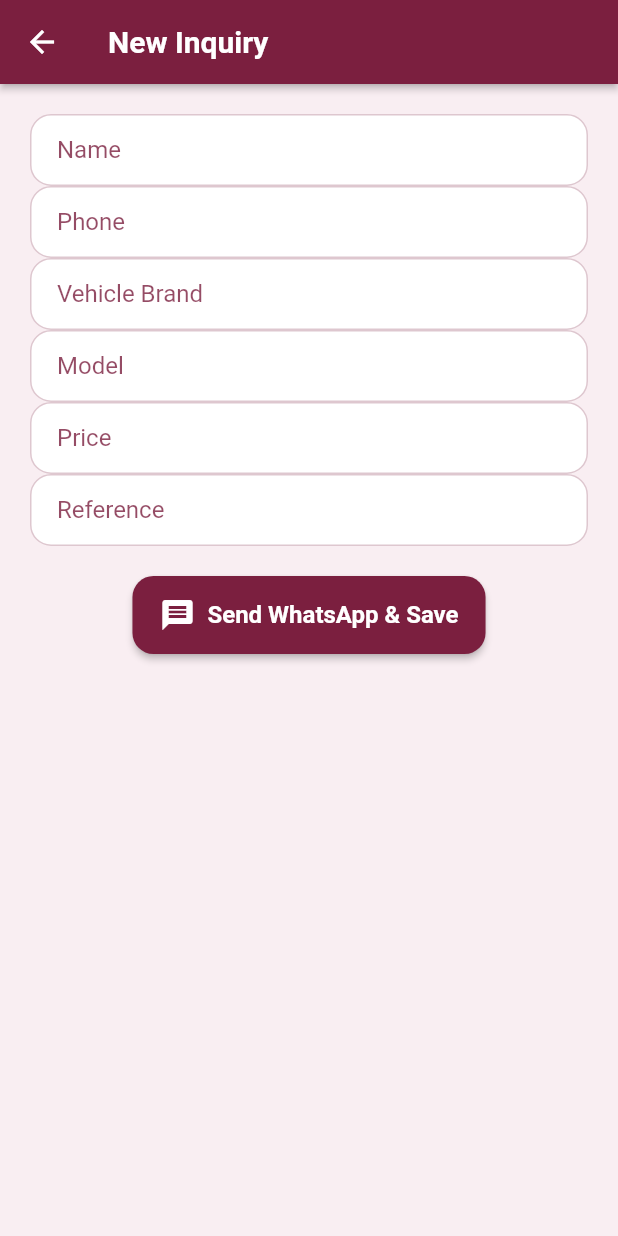
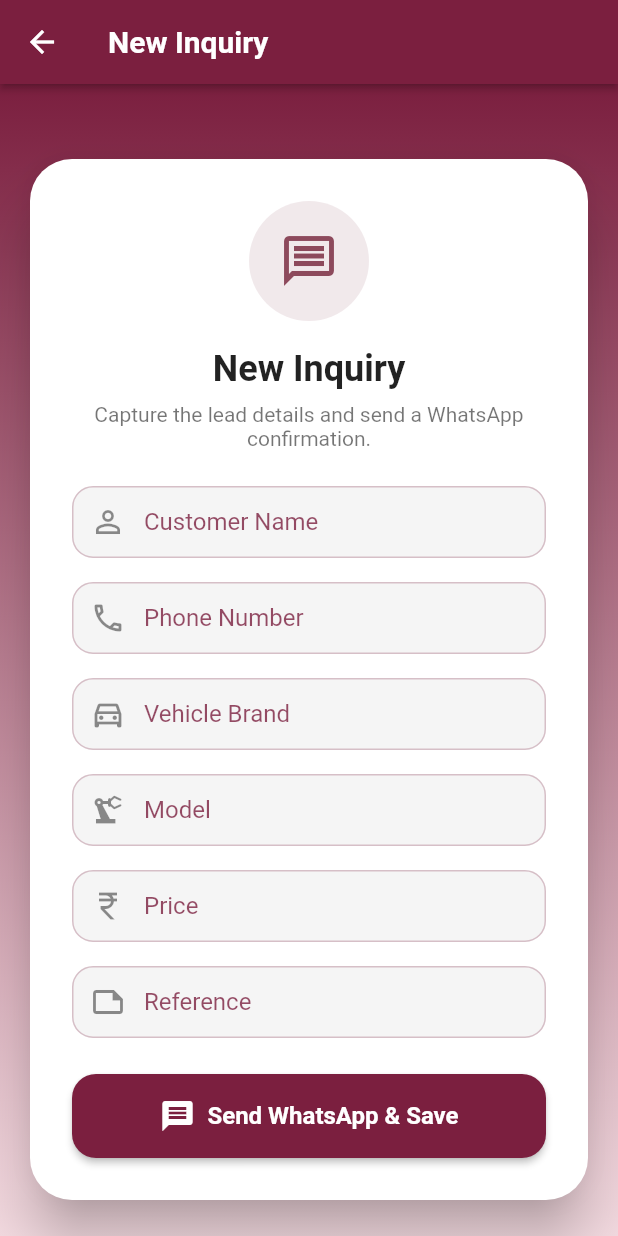
Before and after one commit to ChhabiJ02/Jiten-Auto-Finance, a Flutter app: the StaffDashboard screen opened directly, after a tap on the "add" icon, on a phone screen of 412 x 824 dp. Run offline on Flutter 3.47's test engine with Material 3 defaults, Android fonts, the phone set to English and light mode, and no system bars; our stand-ins replace cloud_firestore, firebase_auth, firebase_core; accounts and stored records are empty; network calls fail.

Commit message:
phase 1 Done

```diff
--- a/lib/main.dart
+++ b/lib/main.dart
@@ -18,6 +18,7 @@ class MyApp extends StatelessWidget {
     const backgroundColor = Color(0xFFF9EEF2);
 
     return MaterialApp(
+      title: 'JitenAuto',
       debugShowCheckedModeBanner: false,
       theme: ThemeData(
         useMaterial3: false,
--- a/lib/services/screens/staff/add_inquiry_screen.dart
+++ b/lib/services/screens/staff/add_inquiry_screen.dart
@@ -59,7 +59,7 @@ class _AddInquiryScreenState extends State<AddInquiryScreen> {
     }
 
     final message = "Thank you $name 🙏\n"
-        "For your inquiry at Jiten Auto.\n"
+        "For your inquiry at JitenAuto.\n"
         "Vehicle: $brand $model\n"
         "Price: ₹$price\n"
         "Date: ${selectedDate.toString().split(' ')[0]}";
@@ -145,27 +145,161 @@ class _AddInquiryScreenState extends State<AddInquiryScreen> {
 
   @override
   Widget build(BuildContext context) {
+    final theme = Theme.of(context);
+
     return Scaffold(
       appBar: AppBar(title: const Text("New Inquiry")),
-      body: SingleChildScrollView(
-        padding: const EdgeInsets.all(20),
-        child: Column(
-          children: [
-            TextField(controller: nameController, decoration: const InputDecoration(labelText: "Name")),
-            TextField(controller: phoneController, decoration: const InputDecoration(labelText: "Phone")),
-            TextField(controller: brandController, decoration: const InputDecoration(labelText: "Vehicle Brand")),
-            TextField(controller: modelController, decoration: const InputDecoration(labelText: "Model")),
-            TextField(controller: priceController, decoration: const InputDecoration(labelText: "Price")),
-            TextField(controller: referenceController, decoration: const InputDecoration(labelText: "Reference")),
-
-            const SizedBox(height: 20),
-
-            ElevatedButton.icon(
-              onPressed: sendWhatsAppAndSave,
-              icon: const Icon(Icons.message),
-              label: const Text("Send WhatsApp & Save"),
-            )
-          ],
+      body: Container(
+        decoration: const BoxDecoration(
+          gradient: LinearGradient(
+            begin: Alignment.topCenter,
+            end: Alignment.bottomCenter,
+            colors: [Color(0xFF7B1F3F), Color(0xFFF4DBE1)],
+          ),
+        ),
+        child: Center(
+          child: SingleChildScrollView(
+            padding: const EdgeInsets.symmetric(horizontal: 20, vertical: 40),
+            child: ConstrainedBox(
+              constraints: const BoxConstraints(maxWidth: 520),
+              child: Card(
+                elevation: 16,
+                shape: RoundedRectangleBorder(borderRadius: BorderRadius.circular(28)),
+                color: Colors.white,
+                child: Padding(
+                  padding: const EdgeInsets.all(28),
+                  child: Column(
+                    mainAxisSize: MainAxisSize.min,
+                    children: [
+                      Container(
+                        height: 80,
+                        width: 80,
+                        decoration: BoxDecoration(
+                          color: theme.colorScheme.primary.withOpacity(0.12),
+                          shape: BoxShape.circle,
+                        ),
+                        child: Icon(
+                          Icons.message_outlined,
+                          color: theme.colorScheme.primary,
+                          size: 40,
+                        ),
+                      ),
+                      const SizedBox(height: 18),
+                      Text(
+                        "New Inquiry",
+                        style: theme.textTheme.headlineSmall?.copyWith(fontWeight: FontWeight.bold),
+                      ),
+                      const SizedBox(height: 8),
+                      Text(
+                        "Capture the lead details and send a WhatsApp confirmation.",
+                        textAlign: TextAlign.center,
+                        style: theme.textTheme.bodyMedium?.copyWith(color: Colors.black54),
+                      ),
+                      const SizedBox(height: 24),
+                      TextField(
+                        controller: nameController,
+                        decoration: InputDecoration(
+                          labelText: "Customer Name",
+                          prefixIcon: const Icon(Icons.person_outline),
+                          filled: true,
+                          fillColor: Colors.grey.shade100,
+                          border: OutlineInputBorder(
+                            borderRadius: BorderRadius.circular(16),
+                            borderSide: BorderSide.none,
+                          ),
+                        ),
+                      ),
+                      const SizedBox(height: 16),
+                      TextField(
+                        controller: phoneController,
+                        keyboardType: TextInputType.phone,
+                        decoration: InputDecoration(
+                          labelText: "Phone Number",
+                          prefixIcon: const Icon(Icons.phone_outlined),
+                          filled: true,
+                          fillColor: Colors.grey.shade100,
+                          border: OutlineInputBorder(
+                            borderRadius: BorderRadius.circular(16),
+                            borderSide: BorderSide.none,
+                          ),
+                        ),
+                      ),
+                      const SizedBox(height: 16),
+                      TextField(
+                        controller: brandController,
+                        decoration: InputDecoration(
+                          labelText: "Vehicle Brand",
+                          prefixIcon: const Icon(Icons.directions_car_outlined),
+                          filled: true,
+                          fillColor: Colors.grey.shade100,
+                          border: OutlineInputBorder(
+                            borderRadius: BorderRadius.circular(16),
+                            borderSide: BorderSide.none,
+                          ),
+                        ),
+                      ),
+                      const SizedBox(height: 16),
+                      TextField(
+                        controller: modelController,
+                        decoration: InputDecoration(
+                          labelText: "Model",
+                          prefixIcon: const Icon(Icons.precision_manufacturing),
+                          filled: true,
+                          fillColor: Colors.grey.shade100,
+                          border: OutlineInputBorder(
+                            borderRadius: BorderRadius.circular(16),
+                            borderSide: BorderSide.none,
+                          ),
+                        ),
+                      ),
+                      const SizedBox(height: 16),
+                      TextField(
+                        controller: priceController,
+                        keyboardType: TextInputType.number,
+                        decoration: InputDecoration(
+                          labelText: "Price",
+                          prefixIcon: const Icon(Icons.currency_rupee),
+                          filled: true,
+                          fillColor: Colors.grey.shade100,
+                          border: OutlineInputBorder(
+                            borderRadius: BorderRadius.circular(16),
+                            borderSide: BorderSide.none,
+                          ),
+                        ),
+                      ),
+                      const SizedBox(height: 16),
+                      TextField(
+                        controller: referenceController,
+                        decoration: InputDecoration(
+                          labelText: "Reference",
+                          prefixIcon: const Icon(Icons.note_outlined),
+                          filled: true,
+                          fillColor: Colors.grey.shade100,
+                          border: OutlineInputBorder(
+                            borderRadius: BorderRadius.circular(16),
+                            borderSide: BorderSide.none,
+                          ),
+                        ),
+                      ),
+                      const SizedBox(height: 24),
+                      SizedBox(
+                        width: double.infinity,
+                        child: ElevatedButton.icon(
+                          icon: const Icon(Icons.message),
+                          label: const Text("Send WhatsApp & Save"),
+                          style: ElevatedButton.styleFrom(
+                            padding: const EdgeInsets.symmetric(vertical: 16),
+                            shape: RoundedRectangleBorder(borderRadius: BorderRadius.circular(16)),
+                          ),
+                          onPressed: sendWhatsAppAndSave,
+                        ),
+                      ),
+                    ],
+                  ),
+                ),
+              ),
+            ),
+          ),
         ),
       ),
     );
--- a/lib/services/screens/staff/staff_dashboard.dart
+++ b/lib/services/screens/staff/staff_dashboard.dart
@@ -2,6 +2,7 @@ import 'package:flutter/material.dart';
 import 'package:firebase_auth/firebase_auth.dart';
 import 'package:cloud_firestore/cloud_firestore.dart';
 import 'add_inquiry_screen.dart';
+import 'edit_inquiry_screen.dart';
 
 class StaffDashboard extends StatelessWidget {
   @override
@@ -19,7 +20,7 @@ class StaffDashboard extends StatelessWidget {
         ],
       ),
 
-      body: StreamBuilder(
+      body: StreamBuilder<QuerySnapshot>(
         stream: FirebaseFirestore.instance
             .collection('inquiries')
             .where('createdBy', isEqualTo: user!.uid)
@@ -32,10 +33,34 @@ class StaffDashboard extends StatelessWidget {
           final data = snapshot.data!.docs;
 
           if (data.isEmpty) {
-            return const Center(child: Text("No inquiries yet"));
+            return Column(
+              mainAxisAlignment: MainAxisAlignment.center,
+              children: const [
+                Padding(
+                  padding: EdgeInsets.symmetric(horizontal: 16.0, vertical: 8.0),
+                  child: Text(
+                    "Your leads",
+                    style: TextStyle(fontSize: 24, fontWeight: FontWeight.bold),
+                  ),
+                ),
+                SizedBox(height: 16),
+                Center(child: Text("No inquiries yet")),
+              ],
+            );
           }
 
-          return ListView.builder(
+          return Column(
+            crossAxisAlignment: CrossAxisAlignment.start,
+            children: [
+              const Padding(
+                padding: EdgeInsets.symmetric(horizontal: 16.0, vertical: 16.0),
+                child: Text(
+                  "Your leads",
+                  style: TextStyle(fontSize: 24, fontWeight: FontWeight.bold),
+                ),
+              ),
+              Expanded(
+                child: ListView.builder(
                   itemCount: data.length,
                   itemBuilder: (context, index) {
                     final item = data[index];
@@ -47,27 +72,56 @@ class StaffDashboard extends StatelessWidget {
                         subtitle: Column(
                           crossAxisAlignment: CrossAxisAlignment.start,
                           children: [
-                      Text("📞 ${item['phone']}"),
-                      Text("🚗 ${item['brand']} ${item['model']}"),
-                      Text("💰 ₹${item['price']}"),
-                      Text("📅 Follow up: ${item['nextFollowUp'].toDate().toString().split(' ')[0]}"),
+                            Text(
+                              "📞 ${item['phone']}",
+                              style: const TextStyle(fontWeight: FontWeight.bold),
+                            ),
+                            Text(
+                              "🚗 ${item['brand']} ${item['model']}",
+                              style: const TextStyle(fontWeight: FontWeight.bold),
+                            ),
+                            Text(
+                              "💰 ₹${item['price']}",
+                              style: const TextStyle(fontWeight: FontWeight.bold),
+                            ),
+                            Text(
+                              "📅 Follow up: ${item['nextFollowUp'].toDate().toString().split(' ')[0]}",
+                              style: const TextStyle(fontWeight: FontWeight.bold),
+                            ),
                           ],
                         ),
+                        trailing: const Icon(Icons.edit),
+                        onTap: () {
+                          Navigator.push(
+                            context,
+                            MaterialPageRoute(
+                              builder: (_) => EditInquiryScreen(inquiry: item),
                             ),
                           );
                         },
+                      ),
+                    );
+                  },
+                ),
+              ),
+            ],
           );
         },
       ),
 
       floatingActionButton: FloatingActionButton(
+        backgroundColor: Theme.of(context).colorScheme.primary,
+        foregroundColor: Colors.white,
         onPressed: () {
           Navigator.push(
             context,
             MaterialPageRoute(builder: (_) => AddInquiryScreen()),
           );
         },
-        child: const Icon(Icons.add),
+        child: const Icon(
+          Icons.add,
+          size: 30,
+        ),
       ),
     );
   }
```
Also changed, not shown: lib/services/screens/admin/inquiry_list_screen.dart (+15 -5 lines), lib/services/screens/auth/login_screen.dart (+72 -18 lines), lib/services/screens/auth/register_screen.dart (+84 -26 lines), lib/services/screens/customer/customer_home_screen.dart (+5 -11 lines), lib/services/screens/staff/edit_inquiry_screen.dart (added, +202 -0 lines), firebase.json (added), lib/firebase_options.dart (added), 2 other files. Lines whose indentation alone changed are shown as unchanged.
